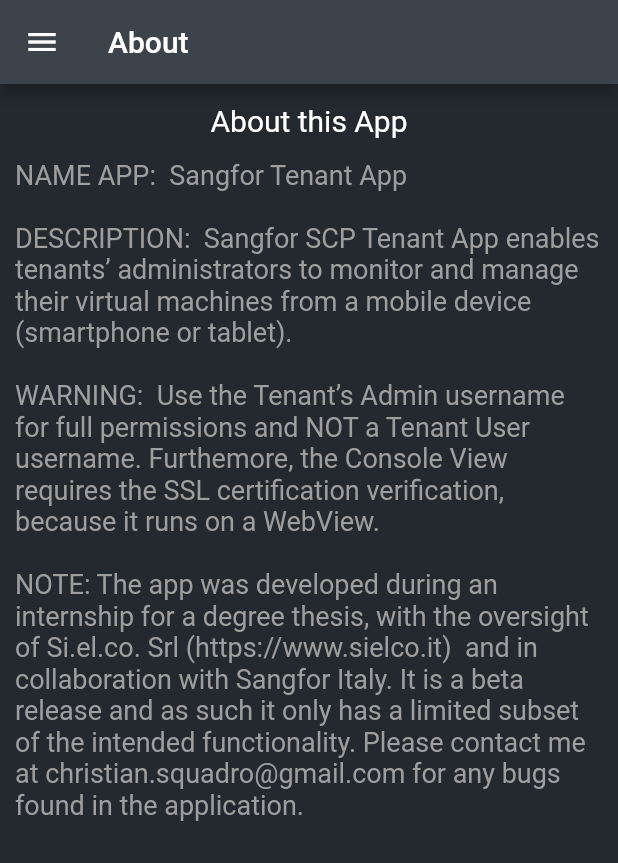
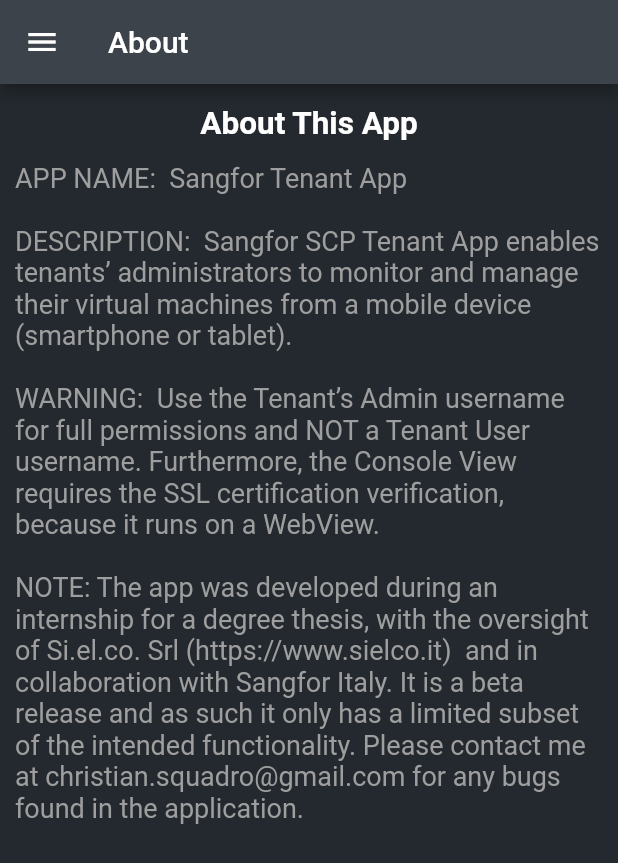
Before and after one commit to ChristianSquadro/App_SangFor, a Flutter app: the About screen opened by its route, on a phone screen of 412 x 824 dp. Shown: the top 863 px of the screen. Run offline on Flutter 3.47's test engine with Material 2 defaults, Android fonts, the phone set to English and light mode, and no system bars; our stand-ins replace dio, equatable, fl_chart, flutter_bloc, flutter_secure_storage, webview_flutter; accounts and stored records are empty; statements that could not run were skipped; project files that could hold a hidden picture were left out.

Commit message:
add about page 2

```diff
--- a/lib/routes/about.dart
+++ b/lib/routes/about.dart
@@ -22,16 +22,16 @@
         children: [
           Center(
             child: Text(
-              "About this App",
-              style: TextStyle(color: Colors.white, fontSize: 20, height: 2),
+              "About This App",
+              style: TextStyle(color: Colors.white, fontSize: 21, height: 2,fontWeight: FontWeight.bold),
             ),
           ),
           Padding(
               padding: EdgeInsets.all(10),
               child: Text(
-                "NAME APP:  Sangfor Tenant App \n\n"
+                "APP NAME:  Sangfor Tenant App \n\n"
                 "DESCRIPTION:  Sangfor SCP Tenant App enables tenants’ administrators to monitor and manage their virtual machines from a mobile device (smartphone or tablet). \n\n"
-                "WARNING:  Use the Tenant’s Admin username for full permissions and NOT a Tenant User username. Furthemore, the Console View requires the SSL certification verification, because it runs on a WebView.\n\n"
+                "WARNING:  Use the Tenant’s Admin username for full permissions and NOT a Tenant User username. Furthermore, the Console View requires the SSL certification verification, because it runs on a WebView.\n\n"
                 "NOTE: The app was developed during an internship for a degree thesis, with the oversight of Si.el.co. Srl (https://www.sielco.it)  and in collaboration with Sangfor Italy. It is a beta release and as such it only has a limited subset of the intended functionality. Please contact me at christian.squadro@gmail.com for any bugs found in the application.\n",
                 style: TextStyle(color: Colors.grey, fontSize: 18),
               )),
```
